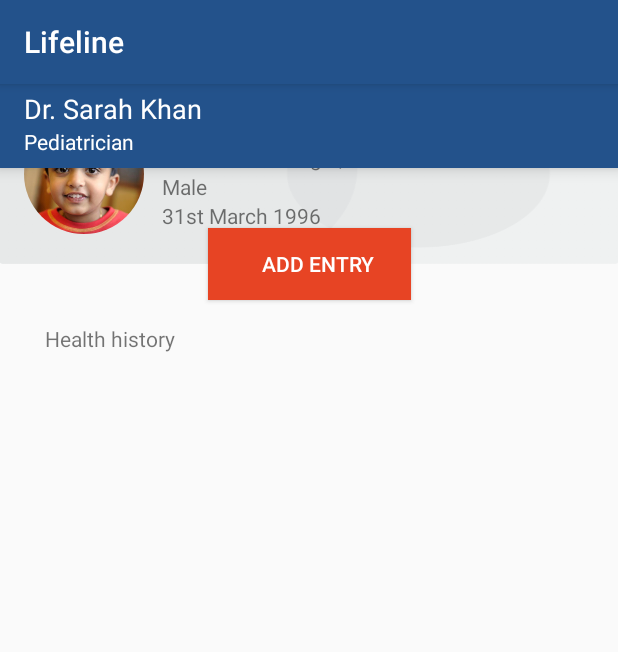
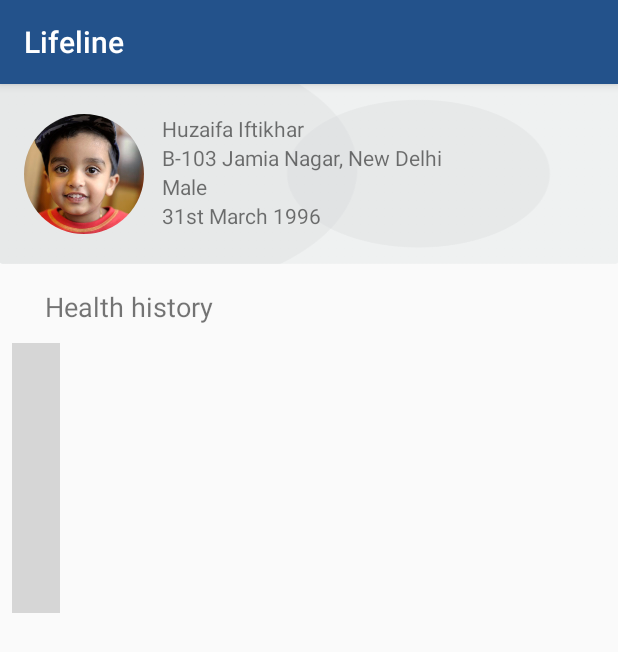
Before and after one commit to hashes-jmi/hack-jmi, an Android app: the PatientDetails screen opened directly, with no data from a screen before it, on a phone screen of 412 x 824 dp. Shown: the top 652 px of the screen. Run offline under Robolectric (Android 15) with nearby library versions, the phone set to English and light mode, and no system bars; our stand-ins replace CircleImageView; libraries missing offline, so code that uses them is left out: com.github.vipulasri.timelineview; plain views replace TimelineView; 3 statements that could not run were skipped; grey boxes are pictures that could not be loaded.

Commit message:
Add my profile

```diff
--- a/Lifeline/app/src/main/AndroidManifest.xml
+++ b/Lifeline/app/src/main/AndroidManifest.xml
@@ -27,7 +27,8 @@
             android:name=".main.MainActivity"
             android:label="@string/title_activity_main"
             android:theme="@style/AppTheme.NoActionBar" />
-        <activity android:name=".PatientDetails"></activity>
+        <activity
+            android:name=".PatientDetails"/>
     </application>
 
 </manifest>
--- a/Lifeline/app/src/main/java/com/abdulwd/lifeline/PatientDetails.java
+++ b/Lifeline/app/src/main/java/com/abdulwd/lifeline/PatientDetails.java
@@ -2,6 +2,14 @@ package com.abdulwd.lifeline;
 
 import android.os.Bundle;
 import android.support.v7.app.AppCompatActivity;
+import android.support.v7.widget.LinearLayoutManager;
+import android.support.v7.widget.RecyclerView;
+
+import com.abdulwd.lifeline.main.HistoryAdapter;
+import com.abdulwd.lifeline.models.Record;
+
+import java.util.ArrayList;
+import java.util.List;
 
 public class PatientDetails extends AppCompatActivity {
 
@@ -9,5 +17,13 @@ public class PatientDetails extends AppCompatActivity {
     protected void onCreate(Bundle savedInstanceState) {
         super.onCreate(savedInstanceState);
         setContentView(R.layout.activity_patient_details);
+        List<Record> records = new ArrayList<>();
+        records.add(new Record("Patient Problem: Fever", "Hospital: AIIMS", "Department: Department of Pediatrics"));
+        records.add(new Record("Patient Problem: Fever", "Hospital: AIIMS", "Department: Department of Pediatrics"));
+
+        HistoryAdapter adapter = new HistoryAdapter(records);
+        RecyclerView recyclerView = findViewById(R.id.recyclerView);
+        recyclerView.setLayoutManager(new LinearLayoutManager(this));
+        recyclerView.setAdapter(adapter);
     }
 }
--- a/Lifeline/app/src/main/java/com/abdulwd/lifeline/main/HistoryAdapter.java
+++ b/Lifeline/app/src/main/java/com/abdulwd/lifeline/main/HistoryAdapter.java
@@ -19,7 +19,7 @@ public class HistoryAdapter extends RecyclerView.Adapter<HistoryAdapter.TimeLine
 
     private List<Record> data;
 
-    HistoryAdapter(List<Record> data) {
+    public HistoryAdapter(List<Record> data) {
         this.data = data;
     }
 
--- a/Lifeline/app/src/main/res/layout/activity_patient_details.xml
+++ b/Lifeline/app/src/main/res/layout/activity_patient_details.xml
@@ -5,40 +5,6 @@
     android:layout_height="match_parent"
     android:focusableInTouchMode="true"
     tools:context="com.abdulwd.lifeline.main.PatientFragment">
-
-    <android.support.v7.widget.Toolbar
-        android:id="@+id/toolbar"
-        android:layout_width="match_parent"
-        android:layout_height="?attr/actionBarSize"
-        android:background="?attr/colorPrimary"
-        android:elevation="6dp"
-        app:popupTheme="@style/AppTheme.PopupOverlay">
-
-        <android.support.constraint.ConstraintLayout
-            android:layout_width="match_parent"
-            android:layout_height="match_parent">
-
-            <TextView
-                android:id="@+id/title"
-                android:layout_width="wrap_content"
-                android:layout_height="wrap_content"
-                android:layout_marginTop="4dp"
-                android:text="Dr. Sarah Khan"
-                android:textColor="@android:color/white"
-                android:textSize="18sp"
-                app:layout_constraintStart_toStartOf="parent"
-                app:layout_constraintTop_toTopOf="parent" />
-
-            <TextView
-                android:id="@+id/subtitle"
-                android:layout_width="wrap_content"
-                android:layout_height="wrap_content"
-                android:text="Pediatrician"
-                android:textColor="@android:color/white"
-                app:layout_constraintTop_toBottomOf="@id/title" />
-        </android.support.constraint.ConstraintLayout>
-    </android.support.v7.widget.Toolbar>
-
 
     <android.support.constraint.ConstraintLayout
         android:id="@+id/patient_data"
@@ -95,20 +61,6 @@
             app:layout_constraintTop_toBottomOf="@id/patient_photo" />
     </android.support.constraint.ConstraintLayout>
 
-    <Button
-        android:id="@+id/add_entry"
-        android:layout_width="wrap_content"
-        android:layout_height="wrap_content"
-        android:background="@color/colorAccent"
-        android:paddingEnd="24dp"
-        android:paddingStart="36dp"
-        android:text="Add entry"
-        android:textColor="@android:color/white"
-        app:layout_constraintBottom_toBottomOf="@id/patient_data"
-        app:layout_constraintEnd_toEndOf="parent"
-        app:layout_constraintStart_toStartOf="parent"
-        app:layout_constraintTop_toBottomOf="@id/patient_data" />
-
     <TextView
         android:id="@+id/health_history"
         android:layout_width="wrap_content"
@@ -116,8 +68,9 @@
         android:layout_marginStart="30dp"
         android:layout_marginTop="@dimen/activity_vertical_margin"
         android:text="Health history"
+        android:textSize="18sp"
         app:layout_constraintStart_toStartOf="parent"
-        app:layout_constraintTop_toBottomOf="@id/add_entry" />
+        app:layout_constraintTop_toBottomOf="@id/patient_data" />
 
     <android.support.v7.widget.RecyclerView
         android:id="@+id/recyclerView"
```
